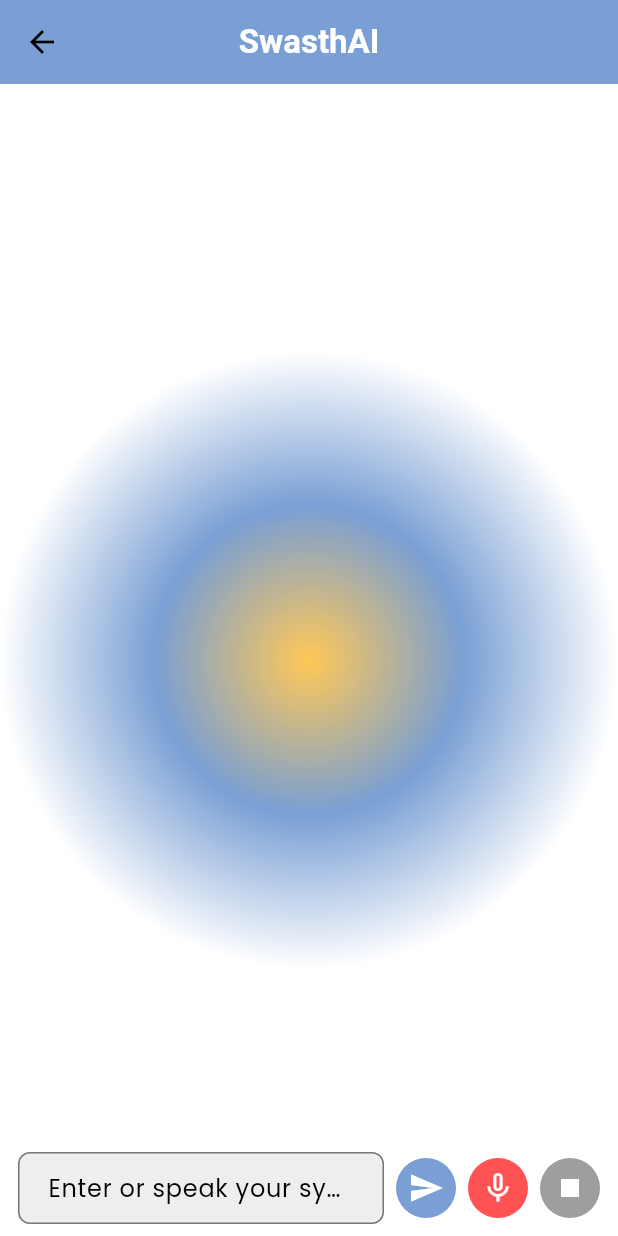
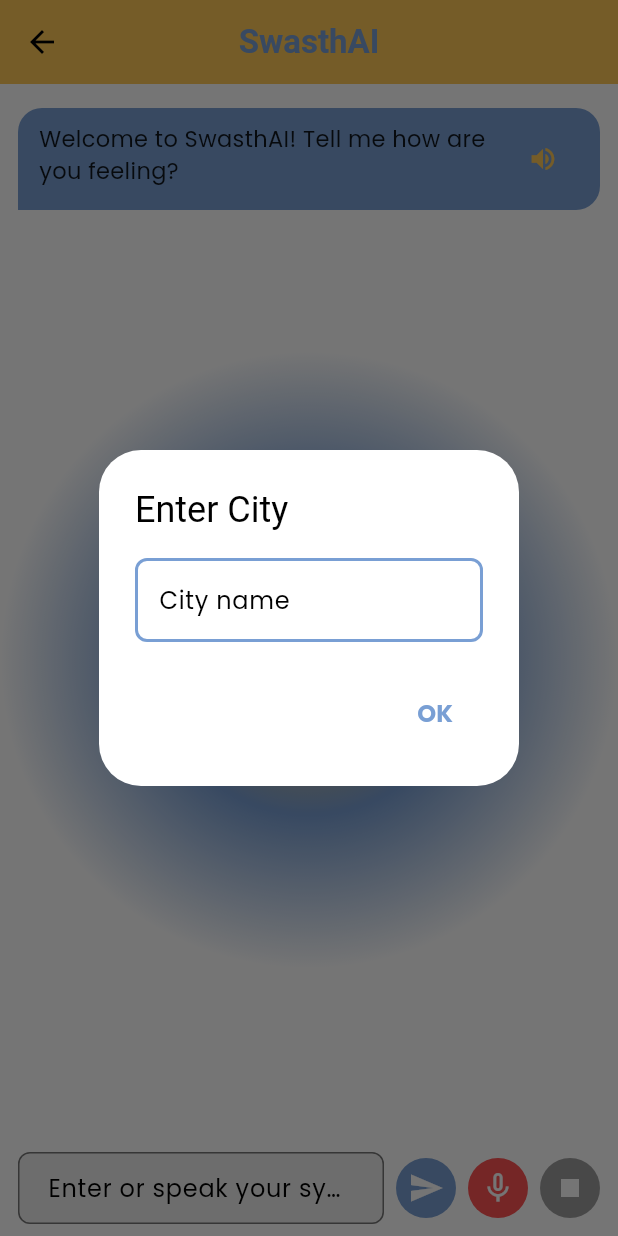
Before and after one commit to Yashi-Piparsaniya/hackOdisha, a Flutter app: the Chat screen opened by its route, after a tap on the "send" icon, on a phone screen of 412 x 824 dp. Run offline on Flutter 3.47's test engine with Material 3 defaults, Android fonts, the phone set to English and light mode, and no system bars; drawn by our look-alikes of flutter_linkify; our stand-ins replace firebase_auth, firebase_core, flutter_tts, google_fonts, image_picker, shared_preferences and 2 more; accounts and stored records are empty.

Commit message:
changes final

```diff
--- a/frontend/lib/app/auth/screens/chat.dart
+++ b/frontend/lib/app/auth/screens/chat.dart
@@ -1,9 +1,13 @@
 import 'dart:convert';
 import 'package:flutter/material.dart';
+import 'package:flutter_linkify/flutter_linkify.dart';
+import 'package:hack_odisha/services/city.dart';
 import 'package:http/http.dart' as http;
 import 'package:speech_to_text/speech_to_text.dart' as stt;
 import 'package:flutter_tts/flutter_tts.dart';
-import '../../common/themes/colors.dart';
+import 'package:shared_preferences/shared_preferences.dart';
+import 'package:url_launcher/url_launcher.dart';
+import '../../common/themes/colors.dart'; // Adjust path if needed
 
 class Chat extends StatefulWidget {
   const Chat({super.key});
@@ -15,17 +19,16 @@ class Chat extends StatefulWidget {
 class _ChatState extends State<Chat> {
   final TextEditingController _controller = TextEditingController();
   final ScrollController _scrollController = ScrollController();
-  final List<Map<String, dynamic>> _messages = [];
+  final List<Map<String, dynamic>> _messages = [
+    {"text": "Welcome to SwasthAI! Tell me how are you feeling?", "isUser": false}
+  ];
   bool _loading = false;
-
-  // 🎤 Speech-to-Text
   late stt.SpeechToText _speech;
   bool _isListening = false;
+  late FlutterTts _flutterTts;
+  String? _city;
 
-  // 🔊 Text-to-Speech
-  late FlutterTts _flutterTts;
-
-  static const String _apiUrl = "http://172.24.219.246:8000/predict"; // Change to your API
+  static const String _apiUrl = "http://172.24.219.246:8000/predict"; // Update as needed
 
   @override
   void initState() {
@@ -36,11 +39,76 @@ class _ChatState extends State<Chat> {
     _flutterTts.setSpeechRate(0.5);
     _flutterTts.setVolume(1.0);
     _flutterTts.setPitch(1.0);
+    WidgetsBinding.instance.addPostFrameCallback((_) async {
+      await CityStorage.clearCity();
+      _loadCity();
+    });
+  }
+
+  Future<void> _loadCity() async {
+    final prefs = await SharedPreferences.getInstance();
+    final storedCity = prefs.getString('city');
+    print("Stored city: $storedCity");
+    if (storedCity == null || storedCity.isEmpty) {
+      print("Asking for city...");
+      _askForCityAndSave();
+    } else {
+      print("City already set.");
+      setState(() {
+        _city = storedCity;
+      });
+    }
+  }
+
+  Future<void> _askForCityAndSave() async {
+    String city = "";
+    final result = await showDialog<String>(
+      context: context,
+      barrierDismissible: false,
+      builder: (context) =>AlertDialog(
+        title: const Text("Enter City"),
+        content: TextField(
+          onChanged: (value) => city = value,
+          decoration: InputDecoration(
+            hintText: "City name",
+            enabledBorder: OutlineInputBorder(
+              borderSide: BorderSide(color: AppColors.primary, width: 2),
+              borderRadius: BorderRadius.circular(8),
+            ),
+            focusedBorder: OutlineInputBorder(
+              borderSide: BorderSide(color: AppColors.primary, width: 2),
+              borderRadius: BorderRadius.circular(8),
+            ),
+          ),
+        ),
+        actions: [
+          TextButton(
+            style: TextButton.styleFrom(
+              foregroundColor: AppColors.primary, // Text color
+            ),
+            child: const Text("OK"),
+            onPressed: () {
+              if (city.trim().isNotEmpty) {
+                Navigator.pop(context, city.trim());
+              }
+            },
+          ),
+        ],
+      )
+    );
+
+    if (result != null && result.isNotEmpty) {
+      final prefs = await SharedPreferences.getInstance();
+      await prefs.setString('city', result);
+      setState(() {
+        _city = result;
+      });
+    }
   }
 
   Future<void> _sendMessage() async {
     final text = _controller.text.trim();
-    if (text.isEmpty) return;
+    if (text.isEmpty || _city == null || _city!.isEmpty) return;
 
     setState(() {
       _messages.add({"text": text, "isUser": true});
@@ -57,7 +125,7 @@ class _ChatState extends State<Chat> {
         headers: {"Content-Type": "application/json"},
         body: jsonEncode({
           "symptoms": text.split(',').map((s) => s.trim()).toList(),
-          "city": "Rourkela",
+          "city": _city,
         }),
       );
 
@@ -134,23 +202,16 @@ Hospitals: ${(data['nearby_hospitals'] as List).join(", ")}
       appBar: AppBar(
         title: const Text(
           "SwasthAI",
-          style: TextStyle(
-            color: Colors.white,
-            fontWeight: FontWeight.bold,
-          ),
+          style: TextStyle(color: AppColors.primary, fontWeight: FontWeight.bold),
         ),
         centerTitle: true,
-        backgroundColor: AppColors.primary,
+        backgroundColor: AppColors.accent,
       ),
       body: SafeArea(
         child: Container(
           decoration: BoxDecoration(
             gradient: RadialGradient(
-              colors: [
-                AppColors.accent,
-                AppColors.primary,
-                AppColors.background
-              ],
+              colors: [AppColors.accent, AppColors.primary, AppColors.background],
             ),
           ),
           child: Column(
@@ -163,28 +224,18 @@ Hospitals: ${(data['nearby_hospitals'] as List).join(", ")}
                   itemBuilder: (context, index) {
                     final message = _messages[index];
                     final isUser = message["isUser"];
-
                     return Align(
-                      alignment: isUser
-                          ? Alignment.centerRight
-                          : Alignment.centerLeft,
+                      alignment: isUser ? Alignment.centerRight : Alignment.centerLeft,
                       child: Container(
                         margin: const EdgeInsets.symmetric(vertical: 4),
-                        padding: const EdgeInsets.symmetric(
-                            horizontal: 14, vertical: 10),
+                        padding: const EdgeInsets.symmetric(horizontal: 14, vertical: 10),
                         decoration: BoxDecoration(
-                          color: isUser
-                              ? AppColors.accent
-                              : AppColors.primary,
+                          color: isUser ? AppColors.accent : AppColors.primary,
                           borderRadius: BorderRadius.only(
                             topLeft: const Radius.circular(16),
                             topRight: const Radius.circular(16),
-                            bottomLeft: isUser
-                                ? const Radius.circular(16)
-                                : const Radius.circular(0),
-                            bottomRight: isUser
-                                ? const Radius.circular(0)
-                                : const Radius.circular(16),
+                            bottomLeft: isUser ? const Radius.circular(16) : const Radius.circular(0),
+                            bottomRight: isUser ? const Radius.circular(0) : const Radius.circular(16),
                           ),
                         ),
                         child: Row(
@@ -192,23 +243,28 @@ Hospitals: ${(data['nearby_hospitals'] as List).join(", ")}
                           crossAxisAlignment: CrossAxisAlignment.start,
                           children: [
                             Flexible(
-                              child: Text(
-                                message["text"],
+                              child: Linkify(
+                                text: message["text"],
                                 style: TextStyle(
-                                  color: isUser
-                                      ? AppColors.text
-                                      : AppColors.background,
+                                  color: isUser ? Colors.white : Colors.black87,
                                   fontSize: 15,
                                 ),
+                                onOpen: (link) async {
+                                  final url = link.url;
+                                  if (await canLaunch(url)) {
+                                    await launch(url);
+                                  } else {
+                                    print("Could not launch $url");
+                                  }
+                                },
                               ),
+
                             ),
                             if (!isUser) ...[
                               const SizedBox(width: 6),
                               IconButton(
-                                icon: const Icon(Icons.volume_up,
-                                    size: 20, color: Colors.white),
-                                onPressed: () =>
-                                    _flutterTts.speak(message["text"]),
+                                icon: const Icon(Icons.volume_up, size: 20, color: AppColors.accent),
+                                onPressed: () => _flutterTts.speak(message["text"]),
                               )
                             ]
                           ],
@@ -219,8 +275,7 @@ Hospitals: ${(data['nearby_hospitals'] as List).join(", ")}
                 ),
               ),
               Container(
-                padding:
-                const EdgeInsets.symmetric(horizontal: 12, vertical: 8),
+                padding: const EdgeInsets.symmetric(horizontal: 12, vertical: 8),
                 color: Colors.white,
                 child: Row(
                   children: [
@@ -235,8 +290,7 @@ Hospitals: ${(data['nearby_hospitals'] as List).join(", ")}
                           ),
                           filled: true,
                           fillColor: Colors.grey[200],
-                          contentPadding: const EdgeInsets.symmetric(
-                              horizontal: 16, vertical: 10),
+                          contentPadding: const EdgeInsets.symmetric(horizontal: 16, vertical: 10),
                         ),
                       ),
                     ),
@@ -252,15 +306,14 @@ Hospitals: ${(data['nearby_hospitals'] as List).join(", ")}
                     ),
                     const SizedBox(width: 8),
                     CircleAvatar(
-                      backgroundColor:
-                      _isListening ? Colors.green : Colors.redAccent,
+                      backgroundColor: _isListening ? Colors.green : Colors.redAccent,
                       child: IconButton(
-                        icon: Icon(
-                            _isListening ? Icons.mic : Icons.mic_none,
-                            color: Colors.white),
+                        icon: Icon(_isListening ? Icons.mic : Icons.mic_none, color: Colors.white),
                         onPressed: _toggleListening,
                       ),
                     ),
+
+
                     const SizedBox(width: 8),
                     CircleAvatar(
                       backgroundColor: Colors.grey,
--- /dev/null
+++ b/frontend/lib/services/city.dart
@@ -0,0 +1,20 @@
+import 'package:shared_preferences/shared_preferences.dart';
+
+class CityStorage {
+  static const String keyCity = 'city';
+
+  static Future<void> saveCity(String city) async {
+    final prefs = await SharedPreferences.getInstance();
+    await prefs.setString(keyCity, city);
+  }
+
+  static Future<String?> loadCity() async {
+    final prefs = await SharedPreferences.getInstance();
+    return prefs.getString(keyCity);
+  }
+
+  static Future<void> clearCity() async {
+    final prefs = await SharedPreferences.getInstance();
+    await prefs.remove(keyCity);
+  }
+}
--- a/frontend/pubspec.yaml
+++ b/frontend/pubspec.yaml
@@ -44,6 +44,8 @@ dependencies:
   image_picker: ^1.1.2
   speech_to_text: ^6.6.1
   flutter_tts: ^3.8.5
+  flutter_linkify: ^6.0.0
+  syncfusion_flutter_charts: ^26.2.8
 
 dev_dependencies:
   flutter_test:
```
Also changed, not shown: frontend/lib/app/auth/screens/history.dart (+43 -11 lines), frontend/lib/app/auth/screens/login_screen.dart (+6 -2 lines), frontend/lib/app/auth/screens/nhnp.dart (+19 -6 lines), frontend/lib/app/auth/screens/register_screen.dart (+9 -3 lines), frontend/pubspec.lock, 2 other files.
